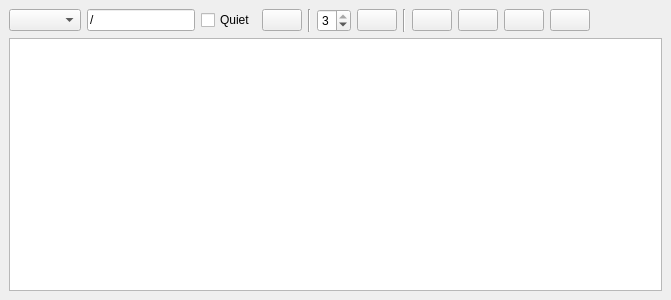
First picture: the form in rosgui_rosgraph/lib/RosGraph.ui, repository ros-visualization/rqt, before the edit.
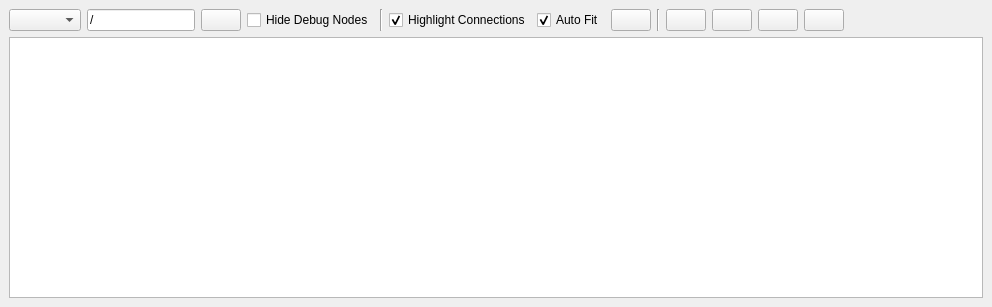
Second picture: the form after the edit.

Commit message: added save/restore to rosgraph plugin

The edit to the form file:
```diff
--- a/rosgui_rosgraph/lib/RosGraph.ui
+++ b/rosgui_rosgraph/lib/RosGraph.ui
@@ -9,8 +9,8 @@
    <rect>
     <x>0</x>
     <y>0</y>
-    <width>671</width>
-    <height>300</height>
+    <width>992</width>
+    <height>307</height>
    </rect>
   </property>
   <property name="windowTitle">
@@ -19,7 +19,7 @@
   <widget class="QWidget" name="dockWidgetContents">
    <layout class="QVBoxLayout" name="verticalLayout" stretch="0,0">
     <item>
-     <layout class="QHBoxLayout" name="horizontalLayout" stretch="0,0,0,0,0,0,0,0,0,0,0,0,1">
+     <layout class="QHBoxLayout" name="horizontalLayout" stretch="0,0,0,0,0,0,0,0,0,0,0,0,0,1">
       <item>
        <widget class="QComboBox" name="graph_type_combo_box">
         <property name="toolTip">
@@ -37,16 +37,6 @@
         </property>
        </widget>
       </item>
-      <item>
-       <widget class="QCheckBox" name="quiet_check_box">
-        <property name="toolTip">
-         <string>Skip common debugging nodes</string>
-        </property>
-        <property name="text">
-         <string>Quiet</string>
-        </property>
-       </widget>
-      </item>
       <item>
        <widget class="QPushButton" name="refresh_graph_push_button">
         <property name="toolTip">
@@ -54,6 +44,16 @@
         </property>
        </widget>
       </item>
+      <item>
+       <widget class="QCheckBox" name="quiet_check_box">
+        <property name="toolTip">
+         <string>Hide common debugging nodes</string>
+        </property>
+        <property name="text">
+         <string>Hide Debug Nodes</string>
+        </property>
+       </widget>
+      </item>
       <item>
        <widget class="Line" name="line">
         <property name="orientation">
@@ -62,18 +62,28 @@
        </widget>
       </item>
       <item>
-       <widget class="QSpinBox" name="highlight_level_spin_box">
+       <widget class="QCheckBox" name="highlight_connections_check_box">
         <property name="toolTip">
          <string>Highlight level on hover</string>
         </property>
-        <property name="minimum">
-         <number>1</number>
+        <property name="text">
+         <string>Highlight Connections</string>
         </property>
-        <property name="maximum">
-         <number>3</number>
+        <property name="checked">
+         <bool>true</bool>
         </property>
-        <property name="value">
-         <number>3</number>
+       </widget>
+      </item>
+      <item>
+       <widget class="QCheckBox" name="auto_fit_graph_check_box">
+        <property name="toolTip">
+         <string>Fit graph into view on update</string>
+        </property>
+        <property name="text">
+         <string>Auto Fit</string>
+        </property>
+        <property name="checked">
+         <bool>true</bool>
         </property>
        </widget>
       </item>
```
Left out of the diff: 2 changed lines with no effect on the pictures. The commit also changes 1 other file.
